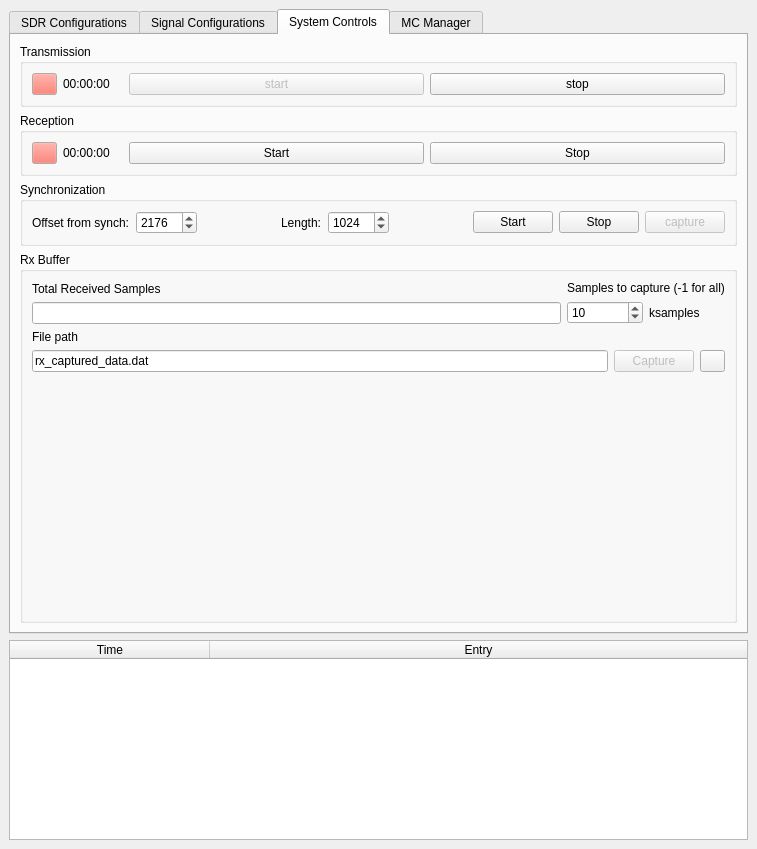
Old version of the form caa_project/maingui.ui in the repository jranstrom/usrp_caa_ui.
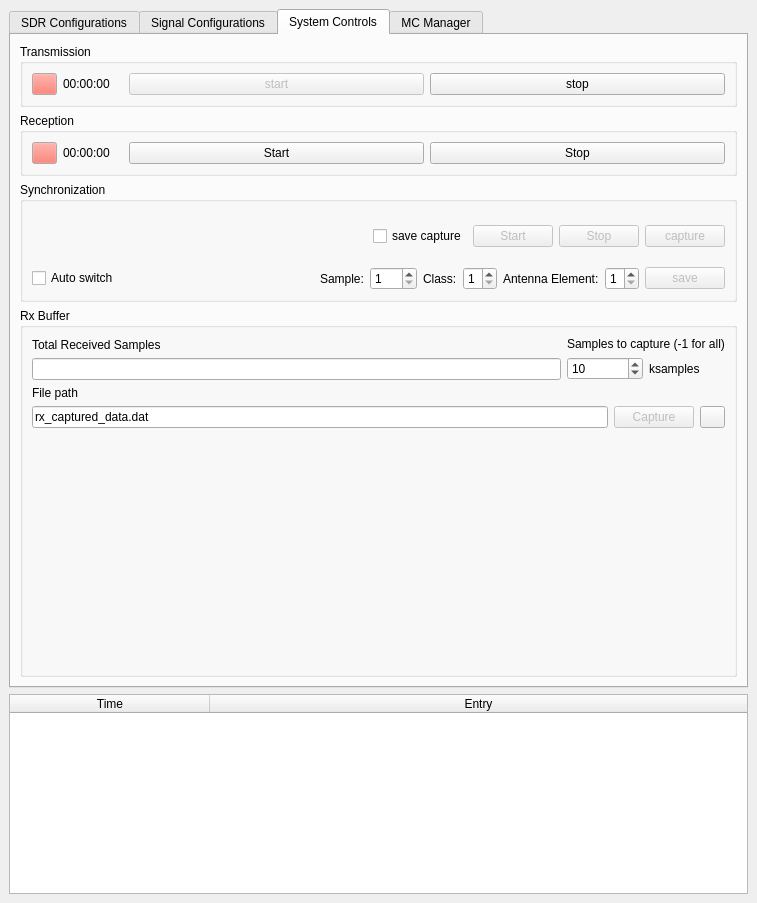
New version of the form. Custom widgets are drawn as their Qt base class.

Commit message: Synchronization and frame sequence working

What changed in the file:
```diff
--- a/caa_project/maingui.ui
+++ b/caa_project/maingui.ui
@@ -7,7 +7,7 @@
     <x>0</x>
     <y>0</y>
     <width>757</width>
-    <height>849</height>
+    <height>903</height>
    </rect>
   </property>
   <property name="windowTitle">
@@ -744,49 +744,18 @@
              <item>
               <layout class="QHBoxLayout" name="horizontalLayout_5">
                <item>
-                <widget class="QLabel" name="label_4">
-                 <property name="text">
-                  <string>Offset from synch:</string>
-                 </property>
-                </widget>
-               </item>
-               <item>
-                <widget class="QSpinBox" name="spinBox_3">
-                 <property name="maximum">
-                  <number>10000</number>
-                 </property>
-                 <property name="value">
-                  <number>2176</number>
-                 </property>
-                </widget>
-               </item>
-               <item>
-                <spacer name="horizontalSpacer_4">
-                 <property name="orientation">
-                  <enum>Qt::Horizontal</enum>
-                 </property>
-                 <property name="sizeHint" stdset="0">
+                <widget class="IndicatorButtonWidget" name="indicator_synchronization" native="true">
+                 <property name="minimumSize">
                   <size>
-                   <width>40</width>
-                   <height>20</height>
+                   <width>50</width>
+                   <height>50</height>
                   </size>
                  </property>
-                </spacer>
-               </item>
-               <item>
-                <widget class="QLabel" name="label_5">
-                 <property name="text">
-                  <string>Length:</string>
-                 </property>
-                </widget>
-               </item>
-               <item>
-                <widget class="QSpinBox" name="spinBox_4">
-                 <property name="maximum">
-                  <number>10000</number>
-                 </property>
-                 <property name="value">
-                  <number>1024</number>
+                 <property name="maximumSize">
+                  <size>
+                   <width>50</width>
+                   <height>50</height>
+                  </size>
                  </property>
                 </widget>
                </item>
@@ -804,18 +773,27 @@
                 </spacer>
                </item>
                <item>
-                <layout class="QVBoxLayout" name="verticalLayout_4">
-                 <item>
-                  <widget class="QPushButton" name="pushButton_2">
-                   <property name="text">
-                    <string>Start</string>
-                   </property>
-                  </widget>
-                 </item>
-                </layout>
+                <widget class="QCheckBox" name="checkBox_save_capture">
+                 <property name="text">
+                  <string>save capture</string>
+                 </property>
+                </widget>
+               </item>
+               <item>
+                <widget class="QPushButton" name="pushButton_2">
+                 <property name="enabled">
+                  <bool>false</bool>
+                 </property>
+                 <property name="text">
+                  <string>Start</string>
+                 </property>
+                </widget>
                </item>
                <item>
                 <widget class="QPushButton" name="pushButton_3">
+                 <property name="enabled">
+                  <bool>false</bool>
+                 </property>
                  <property name="text">
                   <string>Stop</string>
                  </property>
@@ -833,6 +811,91 @@
                </item>
               </layout>
              </item>
+             <item>
+              <layout class="QHBoxLayout" name="horizontalLayout_9">
+               <item>
+                <widget class="QCheckBox" name="checkBox_auto_switch">
+                 <property name="text">
+                  <string>Auto switch</string>
+                 </property>
+                </widget>
+               </item>
+               <item>
+                <spacer name="horizontalSpacer_4">
+                 <property name="orientation">
+                  <enum>Qt::Horizontal</enum>
+                 </property>
+                 <property name="sizeHint" stdset="0">
+                  <size>
+                   <width>40</width>
+                   <height>20</height>
+                  </size>
+                 </property>
+                </spacer>
+               </item>
+               <item>
+                <widget class="QLabel" name="label_6">
+                 <property name="text">
+                  <string>Sample:</string>
+                 </property>
+                </widget>
+               </item>
+               <item>
+                <widget class="QSpinBox" name="spinBox_current_sample">
+                 <property name="minimum">
+                  <number>1</number>
+                 </property>
+                 <property name="maximum">
+                  <number>500</number>
+                 </property>
+                </widget>
+               </item>
+               <item>
+                <widget class="QLabel" name="label_7">
+                 <property name="text">
+                  <string>Class:</string>
+                 </property>
+                </widget>
+               </item>
+               <item>
+                <widget class="QSpinBox" name="spinBox_current_class">
+                 <property name="minimum">
+                  <number>1</number>
+                 </property>
+                 <property name="maximum">
+                  <number>4</number>
+                 </property>
+                </widget>
+               </item>
+               <item>
+                <widget class="QLabel" name="label_8">
+                 <property name="text">
+                  <string>Antenna Element:</string>
+                 </property>
+                </widget>
+               </item>
+               <item>
+                <widget class="QSpinBox" name="spinBox_current_element">
+                 <property name="minimum">
+                  <number>1</number>
+                 </property>
+                 <property name="maximum">
+                  <number>4</number>
+                 </property>
+                </widget>
+               </item>
+               <item>
+                <widget class="QPushButton" name="button_save_synch_capture">
+                 <property name="enabled">
+                  <bool>false</bool>
+                 </property>
+                 <property name="text">
+                  <string>save</string>
+                 </property>
+                </widget>
+               </item>
+              </layout>
+             </item>
             </layout>
            </widget>
           </item>
@@ -1117,6 +1180,12 @@
    <header>qcustomplot.h</header>
    <container>1</container>
   </customwidget>
+  <customwidget>
+   <class>IndicatorButtonWidget</class>
+   <extends>QWidget</extends>
+   <header>indicatorbuttonwidget.h</header>
+   <container>1</container>
+  </customwidget>
  </customwidgets>
  <resources/>
  <connections/>
```
Left out of the diff: 142 changed lines with no effect on the pictures. The commit also changes 8 other files.
